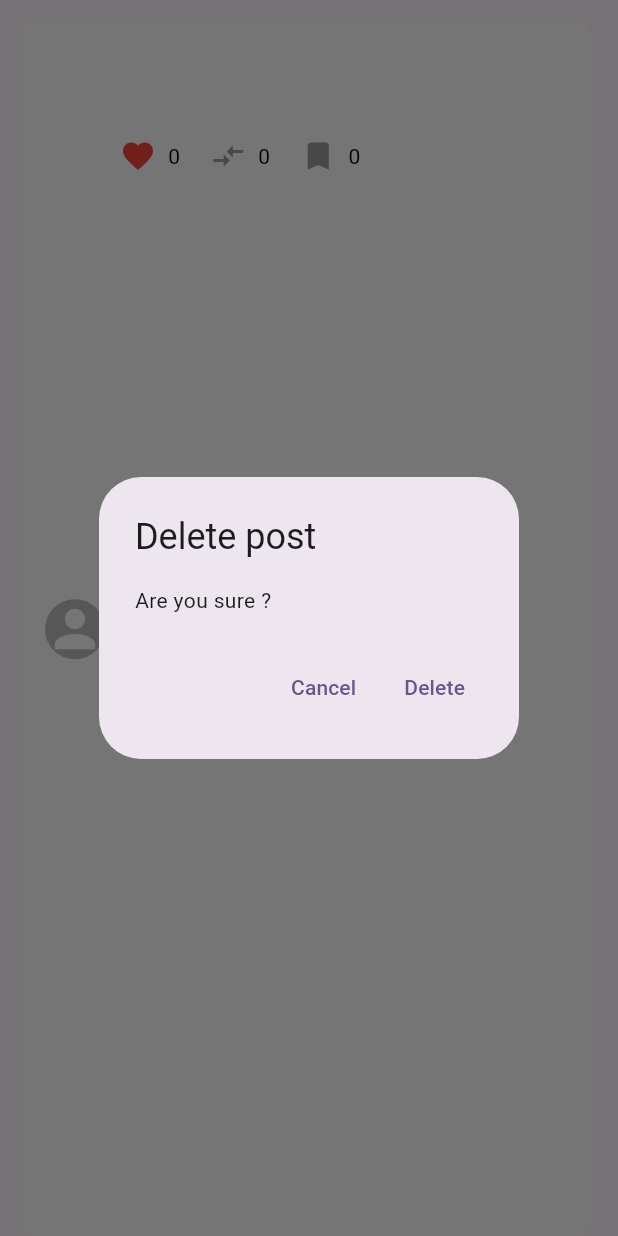
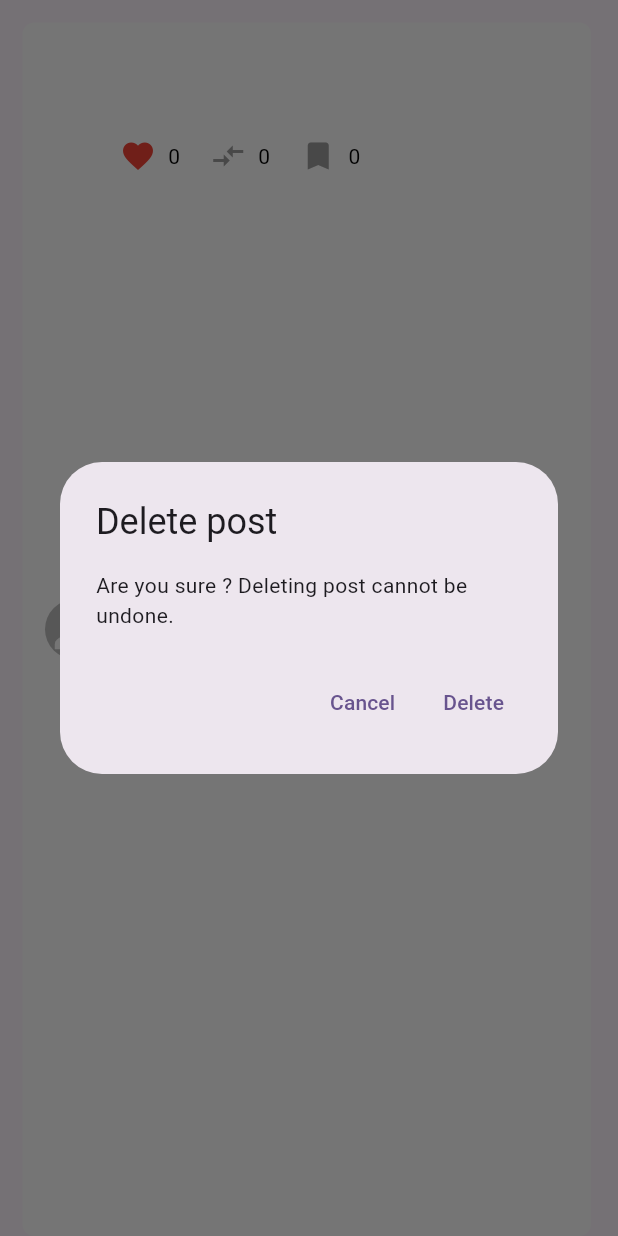
Before and after one commit to VentoAureo230/firechat, a Flutter app: the FireChatPost widget shown alone on an empty page, opened directly with empty values, after a tap on the "favorite outline" icon, after a tap on the "delete" icon, on a phone screen of 412 x 824 dp. Run offline on Flutter 3.47's test engine with Material 2 defaults, Android fonts, the light colour scheme and no system bars; our stand-ins replace cloud_firestore, firebase_auth, firebase_core; accounts and stored records are empty.

Commit message:
👌 IMPROVE: null checker

```diff
--- a/lib/components/firechat_posts.dart
+++ b/lib/components/firechat_posts.dart
@@ -66,7 +66,7 @@ class _FireChatPostState extends State<FireChatPost> {
         context: context,
         builder: (context) => AlertDialog(
               title: const Text("Delete post"),
-              content: const Text("Are you sure ?"),
+              content: const Text("Are you sure ? Deleting post cannot be undone."),
               actions: [
                 // Cancel
                 TextButton(
@@ -163,7 +163,6 @@ class _FireChatPostState extends State<FireChatPost> {
                     height: 10,
                   ),
                   Row(
-                      //mainAxisAlignment: MainAxisAlignment.spaceEvenly,
                       children: [
                         LikeButton(
                           isLiked: isLiked,
--- a/lib/pages/homepage.dart
+++ b/lib/pages/homepage.dart
@@ -13,7 +13,7 @@ class HomePage extends StatefulWidget {
 }
 
 class _HomePageState extends State<HomePage> {
-  final currentUser = FirebaseAuth.instance.currentUser;
+  final currentUser = FirebaseAuth.instance.currentUser!;
 
   final textController = TextEditingController();
 
@@ -26,7 +26,7 @@ class _HomePageState extends State<HomePage> {
   void postFirechat() {
     if (textController.text.isNotEmpty) {
       FirebaseFirestore.instance.collection("User Posts").add({
-        'UserEmail': currentUser?.email,
+        'UserEmail': currentUser.email,
         'Message': textController.text,
         'Likes': [],
         'Retweets': [],
@@ -61,7 +61,7 @@ class _HomePageState extends State<HomePage> {
               child: StreamBuilder(
             stream: FirebaseFirestore.instance
                 .collection("User Posts")
-                .orderBy("TimeStamp", descending: false)
+                .orderBy("TimeStamp", descending: true)
                 .snapshots(),
             builder: (context, snapshot) {
               if (snapshot.hasData) {
```
